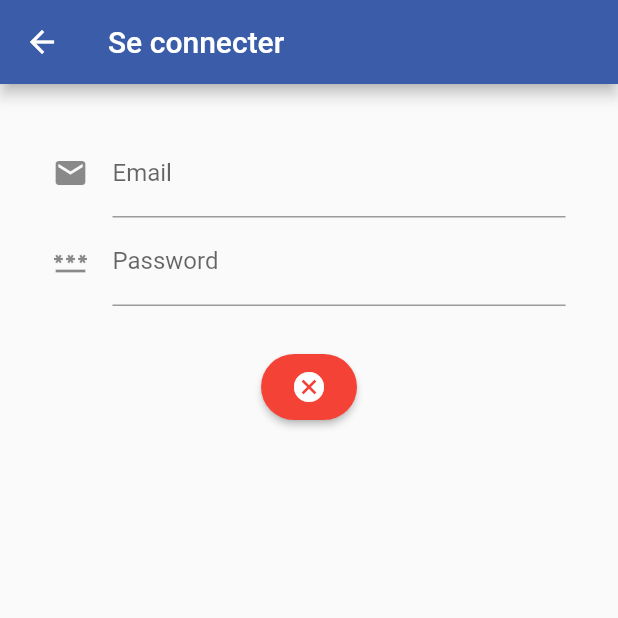
After one commit to TyTy-cf/fluter_aformac, a Flutter app: the Login screen opened directly, after a tap on the "check" icon, on a phone screen of 412 x 824 dp, the top half of it. The commit adds this screen. Run offline on Flutter 3.47's test engine with Material 2 defaults, Android fonts, the phone set to English and light mode, and no system bars; drawn by our look-alikes of flutter_form_builder; our stand-ins replace form_builder_validators, shared_preferences; accounts and stored records are empty.

Commit message:
form builder example

```diff
--- /dev/null
+++ b/lib/views/form/login.dart
@@ -0,0 +1,143 @@
+
+import 'package:aformacproject/widgets/color/custom_color.dart';
+import 'package:flutter/cupertino.dart';
+import 'package:flutter/material.dart';
+import 'package:flutter_form_builder/flutter_form_builder.dart';
+import 'package:form_builder_validators/form_builder_validators.dart';
+
+/// Form de type FormBuilder
+///
+/// Pensez à bien avoir lancé les commandes suivantes :
+///
+/// - flutter pub add flutter_form_builder
+/// - flutter pub add form_builder_validators
+///
+class Login extends StatefulWidget {
+
+  const Login({Key? key}) : super(key: key);
+
+  @override
+  State createState() => _LoginState();
+}
+
+class _LoginState extends State<Login> {
+
+  final _formKey = GlobalKey<FormBuilderState>();
+  Icon iconValidation = const Icon(Icons.check);
+  Color primary = CustomColor.bluePokemon;
+
+  @override
+  void initState() {
+    super.initState();
+  }
+
+  @override
+  Widget build(BuildContext context) {
+    return Scaffold(
+        appBar: AppBar(
+          title: const Text('Se connecter'),
+        ),
+        body: Column(
+          children: [
+            // Flexible s'utilise seulement dans Column / Row
+            Flexible(
+                flex: 1,
+                child: Wrap(
+                  children: [
+                    Container(
+                      margin: const EdgeInsets.symmetric(vertical: 15, horizontal: 20),
+                      child: FormBuilder(
+                        key: _formKey,
+                        child: Container(
+                          padding: const EdgeInsets.all(15),
+                          child: Column(
+                            children: [
+                              FormBuilderTextField(
+                                name: 'email',
+                                decoration: const InputDecoration(
+                                  // Placeholder de votre input
+                                  hintText: 'Email',
+                                  labelText: 'Email',
+                                  icon: Icon(Icons.email)
+                                ),
+                                validator: FormBuilderValidators.compose([
+                                  FormBuilderValidators.required(
+                                    errorText: "Veuillez renseigner un email"
+                                  ),
+                                  FormBuilderValidators.email(
+                                    errorText: "Veuillez renseigner un email valide"
+                                  ),
+                                ])
+                              ),
+                              FormBuilderTextField(
+                                name: 'password',
+                                // masque le contenu de l'input
+                                obscureText: true,
+                                decoration: const InputDecoration(
+                                  // Placeholder de votre input
+                                  hintText: 'Password',
+                                  labelText: 'Password',
+                                  icon: Icon(Icons.password)
+                                ),
+                                validator: FormBuilderValidators.compose([
+                                  FormBuilderValidators.required(
+                                    errorText: "Veuillez renseigner un mot de passe"
+                                  ),
+                                  FormBuilderValidators.minLength(
+                                    6,
+                                    errorText: "Un mot de passe doit faire minimum 6 caractères"
+                                  ),
+                                ]),
+                              ),
+                            ],
+                          )
+                        )
+                      ),
+                    ),
+                    Row(
+                      mainAxisAlignment: MainAxisAlignment.center,
+                      children: [
+                        ElevatedButton(
+                          // Icon a tous les incones nécessaires pour une application
+                          child: iconValidation,
+                          style: ElevatedButton.styleFrom(
+                            // onSurface : change la couleur du bouton si disable
+                              shape: RoundedRectangleBorder(
+                                borderRadius: BorderRadius.circular(30.0),
+                              ),
+                              padding: const EdgeInsets.symmetric(
+                                vertical:  10.0,
+                                horizontal: 16.0
+                              ),
+                              primary: primary
+                          ),
+                          onPressed: () {
+                            // etat du formulaire
+                            final formState = _formKey.currentState;
+                            if (formState != null) {
+                              if (formState.saveAndValidate()) {
+                                setState(() {
+                                  iconValidation = const Icon(Icons.check);
+                                  primary = CustomColor.bluePokemon;
+                                });
+                                print(formState.fields['email']?.value);
+                                print(formState.fields['password']?.value);
+                              } else {
+                                setState(() {
+                                  iconValidation = const Icon(Icons.cancel);
+                                  primary = Colors.red;
+                                });
+                              }
+                            }
+                          },
+                        )
+                      ],
+                    )
+                  ],
+                )
+            ),
+          ],
+        )
+    );
+  }
+}
--- a/lib/views/pokedex_index.dart
+++ b/lib/views/pokedex_index.dart
@@ -8,6 +8,7 @@ import 'package:aformacproject/widgets/button_pokemon.dart';
 import 'package:flutter/cupertino.dart';
 import 'package:flutter/material.dart';
 
+import 'form/login.dart';
 import 'library_index.dart';
 
 class PokedexIndex extends StatelessWidget {
@@ -30,6 +31,10 @@ class PokedexIndex extends StatelessWidget {
               const PopupMenuItem<int>(
                 child: Text('Ma bibliothèque de jeu'),
                 value: 0,
+              ),
+              const PopupMenuItem<int>(
+                child: Text('Se connecter'),
+                value: 1,
               ),
             ]
           )
@@ -105,8 +110,14 @@ class PokedexIndex extends StatelessWidget {
           builder: (context) => const Library()
         )
       );
+    } else if (popupMenuItemClicked == 1) {
+      Navigator.push(
+          context,
+          MaterialPageRoute(
+              builder: (context) => const Login()
+          )
+      );
     }
-    // etc
   }
 
 }
--- a/pubspec.yaml
+++ b/pubspec.yaml
@@ -35,6 +35,8 @@ dependencies:
   # Use with the CupertinoIcons class for iOS style icons.
   cupertino_icons: ^1.0.2
   shared_preferences: ^2.0.13
+  flutter_form_builder: ^7.1.1
+  form_builder_validators: ^8.1.0
 
 dev_dependencies:
   flutter_test:
```
Also changed, not shown: pubspec.lock.
